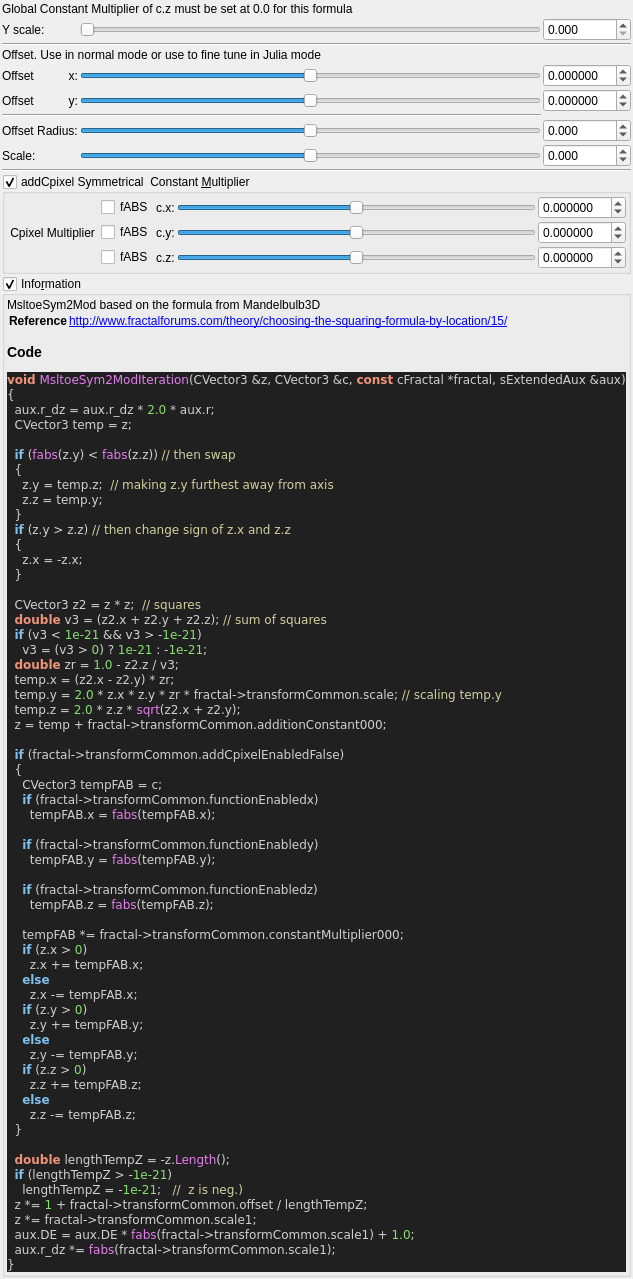
First picture: the form in mandelbulber2/qt_data/fractal_msltoesym2_mod.ui, repository buddhi1980/mandelbulber2, before the edit.
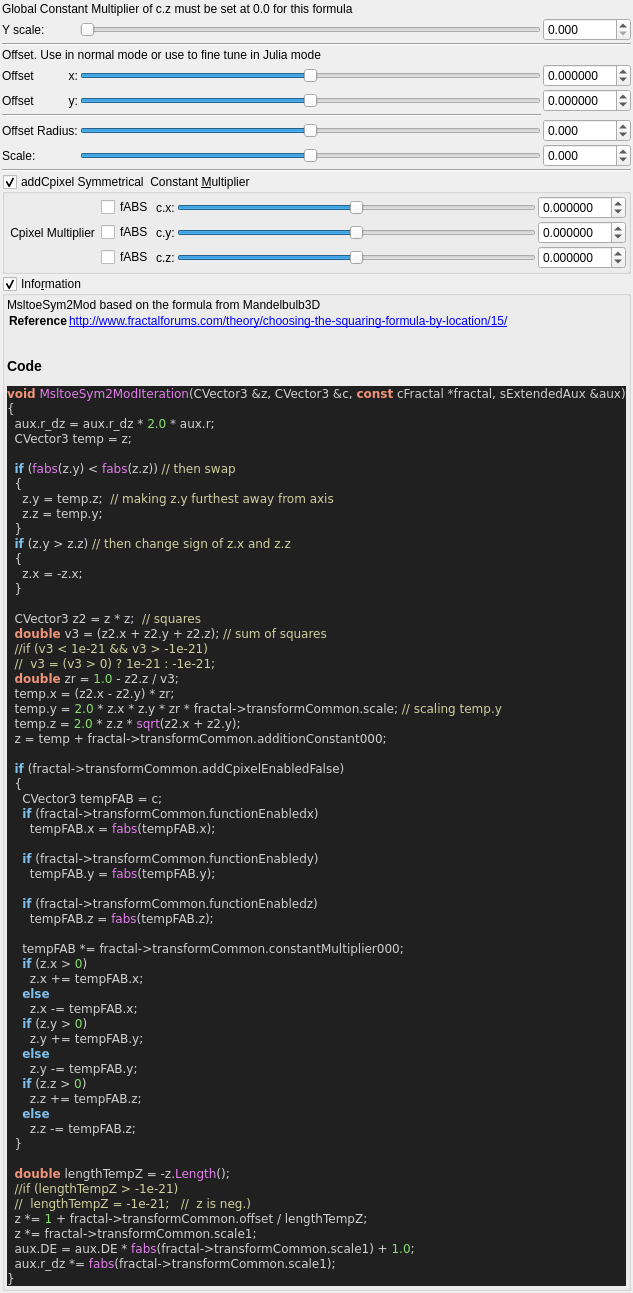
Second picture: the form after the edit. Custom widgets are drawn as their Qt base class.

Commit message:
stripped code highlight output to body tag
 the surrounding part (HTML Tag and comment) contained version specific parts.
 Now only the body tag will be written to the ui file,
 so the complete output of populateUiInformation.php should be reproducable.

 Also readded broken symlinks in deploy/share/mandelbulber2

```diff
--- a/mandelbulber2/qt_data/fractal_msltoesym2_mod.ui
+++ b/mandelbulber2/qt_data/fractal_msltoesym2_mod.ui
@@ -668,17 +668,12 @@
        <widget class="QLabel" name="label_code_content">
         <property name="text">
          <string>&lt;p&gt;MsltoeSym2Mod based on the formula from Mandelbulb3D&lt;/p&gt;&lt;table&gt;
-&lt;tr&gt;&lt;th&gt;Reference&lt;/th&gt;&lt;td&gt;&lt;a href=&quot;http://www.fractalforums.com/theory/choosing-the-squaring-formula-by-location/15/&quot;&gt;http://www.fractalforums.com/theory/choosing-the-squaring-formula-by-location/15/&lt;/a&gt;&lt;/td&gt;&lt;/tr&gt;
+&lt;tr&gt;&lt;th&gt;Reference&lt;/th&gt;&lt;td&gt;&lt;a href=&quot;http://www.fractalforums.com/theory/choosing-the-squaring-formula-by-location/15/&quot;&gt;http://www.fractalforums.com/theory/choosing-the-squaring-formula-by-location/15/&lt;br&gt;
+&lt;/td&gt;&lt;/tr&gt;
 &lt;/table&gt;
 &lt;h3&gt;Code&lt;/h3&gt;
-&lt;!DOCTYPE HTML PUBLIC &quot;-//W3C//DTD HTML 4.0 Transitional//EN&quot;&gt;
-&lt;html&gt;
-&lt;head&gt;
-&lt;meta http-equiv=&quot;content-type&quot; content=&quot;text/html; charset=ISO-8859-1&quot;&gt;
-&lt;title&gt;Source file&lt;/title&gt;
-&lt;/head&gt;
 &lt;body style=&quot;background-color:#202020&quot;&gt;
-&lt;pre style=&quot;color:#d0d0d0; background-color:#202020;  font-family:'Courier New';&quot;&gt;&lt;span style=&quot;color:#f09479; font-weight:bold&quot;&gt;void&lt;/span&gt; &lt;span style=&quot;color:#e47eed&quot;&gt;MsltoeSym2ModIteration&lt;/span&gt;&lt;span style=&quot;color:#d0d0d0&quot;&gt;(&lt;/span&gt;CVector3 &lt;span style=&quot;color:#d0d0d0&quot;&gt;&amp;amp;&lt;/span&gt;z&lt;span style=&quot;color:#d0d0d0&quot;&gt;,&lt;/span&gt; CVector3 &lt;span style=&quot;color:#d0d0d0&quot;&gt;&amp;amp;&lt;/span&gt;c&lt;span style=&quot;color:#d0d0d0&quot;&gt;,&lt;/span&gt; &lt;span style=&quot;color:#f09479; font-weight:bold&quot;&gt;const&lt;/span&gt; cFractal &lt;span style=&quot;color:#d0d0d0&quot;&gt;*&lt;/span&gt;fractal&lt;span style=&quot;color:#d0d0d0&quot;&gt;,&lt;/span&gt; sExtendedAux &lt;span style=&quot;color:#d0d0d0&quot;&gt;&amp;amp;&lt;/span&gt;aux&lt;span style=&quot;color:#d0d0d0&quot;&gt;)&lt;/span&gt;
+&lt;pre style=&quot;color:#d0d0d0; background-color:#202020;  font-family:'Courier New',monospace;&quot;&gt;&lt;span style=&quot;color:#f09479; font-weight:bold&quot;&gt;void&lt;/span&gt; &lt;span style=&quot;color:#e47eed&quot;&gt;MsltoeSym2ModIteration&lt;/span&gt;&lt;span style=&quot;color:#d0d0d0&quot;&gt;(&lt;/span&gt;CVector3 &lt;span style=&quot;color:#d0d0d0&quot;&gt;&amp;amp;&lt;/span&gt;z&lt;span style=&quot;color:#d0d0d0&quot;&gt;,&lt;/span&gt; CVector3 &lt;span style=&quot;color:#d0d0d0&quot;&gt;&amp;amp;&lt;/span&gt;c&lt;span style=&quot;color:#d0d0d0&quot;&gt;,&lt;/span&gt; &lt;span style=&quot;color:#f09479; font-weight:bold&quot;&gt;const&lt;/span&gt; cFractal &lt;span style=&quot;color:#d0d0d0&quot;&gt;*&lt;/span&gt;fractal&lt;span style=&quot;color:#d0d0d0&quot;&gt;,&lt;/span&gt; sExtendedAux &lt;span style=&quot;color:#d0d0d0&quot;&gt;&amp;amp;&lt;/span&gt;aux&lt;span style=&quot;color:#d0d0d0&quot;&gt;)&lt;/span&gt;
 &lt;span style=&quot;color:#d0d0d0&quot;&gt;{&lt;/span&gt;
   aux&lt;span style=&quot;color:#d0d0d0&quot;&gt;.&lt;/span&gt;r_dz &lt;span style=&quot;color:#d0d0d0&quot;&gt;=&lt;/span&gt; aux&lt;span style=&quot;color:#d0d0d0&quot;&gt;.&lt;/span&gt;r_dz &lt;span style=&quot;color:#d0d0d0&quot;&gt;*&lt;/span&gt; &lt;span style=&quot;color:#87df71&quot;&gt;2.0&lt;/span&gt; &lt;span style=&quot;color:#d0d0d0&quot;&gt;*&lt;/span&gt; aux&lt;span style=&quot;color:#d0d0d0&quot;&gt;.&lt;/span&gt;r&lt;span style=&quot;color:#d0d0d0&quot;&gt;;&lt;/span&gt;
   CVector3 temp &lt;span style=&quot;color:#d0d0d0&quot;&gt;=&lt;/span&gt; z&lt;span style=&quot;color:#d0d0d0&quot;&gt;;&lt;/span&gt;
@@ -695,8 +690,8 @@
 
   CVector3 z2 &lt;span style=&quot;color:#d0d0d0&quot;&gt;=&lt;/span&gt; z &lt;span style=&quot;color:#d0d0d0&quot;&gt;*&lt;/span&gt; z&lt;span style=&quot;color:#d0d0d0&quot;&gt;;&lt;/span&gt;  &lt;span style=&quot;color:#d0d0a0&quot;&gt;// squares&lt;/span&gt;
   &lt;span style=&quot;color:#f09479; font-weight:bold&quot;&gt;double&lt;/span&gt; v3 &lt;span style=&quot;color:#d0d0d0&quot;&gt;= (&lt;/span&gt;z2&lt;span style=&quot;color:#d0d0d0&quot;&gt;.&lt;/span&gt;x &lt;span style=&quot;color:#d0d0d0&quot;&gt;+&lt;/span&gt; z2&lt;span style=&quot;color:#d0d0d0&quot;&gt;.&lt;/span&gt;y &lt;span style=&quot;color:#d0d0d0&quot;&gt;+&lt;/span&gt; z2&lt;span style=&quot;color:#d0d0d0&quot;&gt;.&lt;/span&gt;z&lt;span style=&quot;color:#d0d0d0&quot;&gt;);&lt;/span&gt; &lt;span style=&quot;color:#d0d0a0&quot;&gt;// sum of squares&lt;/span&gt;
-  &lt;span style=&quot;color:#7ec0ee; font-weight:bold&quot;&gt;if&lt;/span&gt; &lt;span style=&quot;color:#d0d0d0&quot;&gt;(&lt;/span&gt;v3 &lt;span style=&quot;color:#d0d0d0&quot;&gt;&amp;lt;&lt;/span&gt; &lt;span style=&quot;color:#87df71&quot;&gt;1e-21&lt;/span&gt; &lt;span style=&quot;color:#d0d0d0&quot;&gt;&amp;amp;&amp;amp;&lt;/span&gt; v3 &lt;span style=&quot;color:#d0d0d0&quot;&gt;&amp;gt; -&lt;/span&gt;&lt;span style=&quot;color:#87df71&quot;&gt;1e-21&lt;/span&gt;&lt;span style=&quot;color:#d0d0d0&quot;&gt;)&lt;/span&gt;
-    v3 &lt;span style=&quot;color:#d0d0d0&quot;&gt;= (&lt;/span&gt;v3 &lt;span style=&quot;color:#d0d0d0&quot;&gt;&amp;gt;&lt;/span&gt; &lt;span style=&quot;color:#87df71&quot;&gt;0&lt;/span&gt;&lt;span style=&quot;color:#d0d0d0&quot;&gt;)&lt;/span&gt; ? &lt;span style=&quot;color:#87df71&quot;&gt;1e-21&lt;/span&gt; &lt;span style=&quot;color:#d0d0d0&quot;&gt;: -&lt;/span&gt;&lt;span style=&quot;color:#87df71&quot;&gt;1e-21&lt;/span&gt;&lt;span style=&quot;color:#d0d0d0&quot;&gt;;&lt;/span&gt;
+  &lt;span style=&quot;color:#d0d0a0&quot;&gt;//if (v3 &amp;lt; 1e-21 &amp;amp;&amp;amp; v3 &amp;gt; -1e-21)&lt;/span&gt;
+  &lt;span style=&quot;color:#d0d0a0&quot;&gt;//  v3 = (v3 &amp;gt; 0) ? 1e-21 : -1e-21;&lt;/span&gt;
   &lt;span style=&quot;color:#f09479; font-weight:bold&quot;&gt;double&lt;/span&gt; zr &lt;span style=&quot;color:#d0d0d0&quot;&gt;=&lt;/span&gt; &lt;span style=&quot;color:#87df71&quot;&gt;1.0&lt;/span&gt; &lt;span style=&quot;color:#d0d0d0&quot;&gt;-&lt;/span&gt; z2&lt;span style=&quot;color:#d0d0d0&quot;&gt;.&lt;/span&gt;z &lt;span style=&quot;color:#d0d0d0&quot;&gt;/&lt;/span&gt; v3&lt;span style=&quot;color:#d0d0d0&quot;&gt;;&lt;/span&gt;
   temp&lt;span style=&quot;color:#d0d0d0&quot;&gt;.&lt;/span&gt;x &lt;span style=&quot;color:#d0d0d0&quot;&gt;= (&lt;/span&gt;z2&lt;span style=&quot;color:#d0d0d0&quot;&gt;.&lt;/span&gt;x &lt;span style=&quot;color:#d0d0d0&quot;&gt;-&lt;/span&gt; z2&lt;span style=&quot;color:#d0d0d0&quot;&gt;.&lt;/span&gt;y&lt;span style=&quot;color:#d0d0d0&quot;&gt;) *&lt;/span&gt; zr&lt;span style=&quot;color:#d0d0d0&quot;&gt;;&lt;/span&gt;
   temp&lt;span style=&quot;color:#d0d0d0&quot;&gt;.&lt;/span&gt;y &lt;span style=&quot;color:#d0d0d0&quot;&gt;=&lt;/span&gt; &lt;span style=&quot;color:#87df71&quot;&gt;2.0&lt;/span&gt; &lt;span style=&quot;color:#d0d0d0&quot;&gt;*&lt;/span&gt; z&lt;span style=&quot;color:#d0d0d0&quot;&gt;.&lt;/span&gt;x &lt;span style=&quot;color:#d0d0d0&quot;&gt;*&lt;/span&gt; z&lt;span style=&quot;color:#d0d0d0&quot;&gt;.&lt;/span&gt;y &lt;span style=&quot;color:#d0d0d0&quot;&gt;*&lt;/span&gt; zr &lt;span style=&quot;color:#d0d0d0&quot;&gt;*&lt;/span&gt; fractal&lt;span style=&quot;color:#d0d0d0&quot;&gt;-&amp;gt;&lt;/span&gt;transformCommon&lt;span style=&quot;color:#d0d0d0&quot;&gt;.&lt;/span&gt;scale&lt;span style=&quot;color:#d0d0d0&quot;&gt;;&lt;/span&gt; &lt;span style=&quot;color:#d0d0a0&quot;&gt;// scaling temp.y&lt;/span&gt;
@@ -731,18 +726,15 @@
   &lt;span style=&quot;color:#d0d0d0&quot;&gt;}&lt;/span&gt;
 
   &lt;span style=&quot;color:#f09479; font-weight:bold&quot;&gt;double&lt;/span&gt; lengthTempZ &lt;span style=&quot;color:#d0d0d0&quot;&gt;= -&lt;/span&gt;z&lt;span style=&quot;color:#d0d0d0&quot;&gt;.&lt;/span&gt;&lt;span style=&quot;color:#e47eed&quot;&gt;Length&lt;/span&gt;&lt;span style=&quot;color:#d0d0d0&quot;&gt;();&lt;/span&gt;
-  &lt;span style=&quot;color:#7ec0ee; font-weight:bold&quot;&gt;if&lt;/span&gt; &lt;span style=&quot;color:#d0d0d0&quot;&gt;(&lt;/span&gt;lengthTempZ &lt;span style=&quot;color:#d0d0d0&quot;&gt;&amp;gt; -&lt;/span&gt;&lt;span style=&quot;color:#87df71&quot;&gt;1e-21&lt;/span&gt;&lt;span style=&quot;color:#d0d0d0&quot;&gt;)&lt;/span&gt;
-    lengthTempZ &lt;span style=&quot;color:#d0d0d0&quot;&gt;= -&lt;/span&gt;&lt;span style=&quot;color:#87df71&quot;&gt;1e-21&lt;/span&gt;&lt;span style=&quot;color:#d0d0d0&quot;&gt;;&lt;/span&gt;   &lt;span style=&quot;color:#d0d0a0&quot;&gt;//  z is neg.)&lt;/span&gt;
+  &lt;span style=&quot;color:#d0d0a0&quot;&gt;//if (lengthTempZ &amp;gt; -1e-21)&lt;/span&gt;
+  &lt;span style=&quot;color:#d0d0a0&quot;&gt;//  lengthTempZ = -1e-21;   //  z is neg.)&lt;/span&gt;
   z &lt;span style=&quot;color:#d0d0d0&quot;&gt;*=&lt;/span&gt; &lt;span style=&quot;color:#87df71&quot;&gt;1&lt;/span&gt; &lt;span style=&quot;color:#d0d0d0&quot;&gt;+&lt;/span&gt; fractal&lt;span style=&quot;color:#d0d0d0&quot;&gt;-&amp;gt;&lt;/span&gt;transformCommon&lt;span style=&quot;color:#d0d0d0&quot;&gt;.&lt;/span&gt;offset &lt;span style=&quot;color:#d0d0d0&quot;&gt;/&lt;/span&gt; lengthTempZ&lt;span style=&quot;color:#d0d0d0&quot;&gt;;&lt;/span&gt;
   z &lt;span style=&quot;color:#d0d0d0&quot;&gt;*=&lt;/span&gt; fractal&lt;span style=&quot;color:#d0d0d0&quot;&gt;-&amp;gt;&lt;/span&gt;transformCommon&lt;span style=&quot;color:#d0d0d0&quot;&gt;.&lt;/span&gt;scale1&lt;span style=&quot;color:#d0d0d0&quot;&gt;;&lt;/span&gt;
   aux&lt;span style=&quot;color:#d0d0d0&quot;&gt;.&lt;/span&gt;DE &lt;span style=&quot;color:#d0d0d0&quot;&gt;=&lt;/span&gt; aux&lt;span style=&quot;color:#d0d0d0&quot;&gt;.&lt;/span&gt;DE &lt;span style=&quot;color:#d0d0d0&quot;&gt;*&lt;/span&gt; &lt;span style=&quot;color:#e47eed&quot;&gt;fabs&lt;/span&gt;&lt;span style=&quot;color:#d0d0d0&quot;&gt;(&lt;/span&gt;fractal&lt;span style=&quot;color:#d0d0d0&quot;&gt;-&amp;gt;&lt;/span&gt;transformCommon&lt;span style=&quot;color:#d0d0d0&quot;&gt;.&lt;/span&gt;scale1&lt;span style=&quot;color:#d0d0d0&quot;&gt;) +&lt;/span&gt; &lt;span style=&quot;color:#87df71&quot;&gt;1.0&lt;/span&gt;&lt;span style=&quot;color:#d0d0d0&quot;&gt;;&lt;/span&gt;
   aux&lt;span style=&quot;color:#d0d0d0&quot;&gt;.&lt;/span&gt;r_dz &lt;span style=&quot;color:#d0d0d0&quot;&gt;*=&lt;/span&gt; &lt;span style=&quot;color:#e47eed&quot;&gt;fabs&lt;/span&gt;&lt;span style=&quot;color:#d0d0d0&quot;&gt;(&lt;/span&gt;fractal&lt;span style=&quot;color:#d0d0d0&quot;&gt;-&amp;gt;&lt;/span&gt;transformCommon&lt;span style=&quot;color:#d0d0d0&quot;&gt;.&lt;/span&gt;scale1&lt;span style=&quot;color:#d0d0d0&quot;&gt;);&lt;/span&gt;
 &lt;span style=&quot;color:#d0d0d0&quot;&gt;}&lt;/span&gt;
 &lt;/pre&gt;
-&lt;/body&gt;
-&lt;/html&gt;
-&lt;!--HTML generated by highlight 3.9, http://www.andre-simon.de/--&gt;
-</string>
+&lt;/body&gt;</string>
         </property>
         <property name="wordWrap">
          <bool>true</bool>
```
The commit also changes 109 other files.
